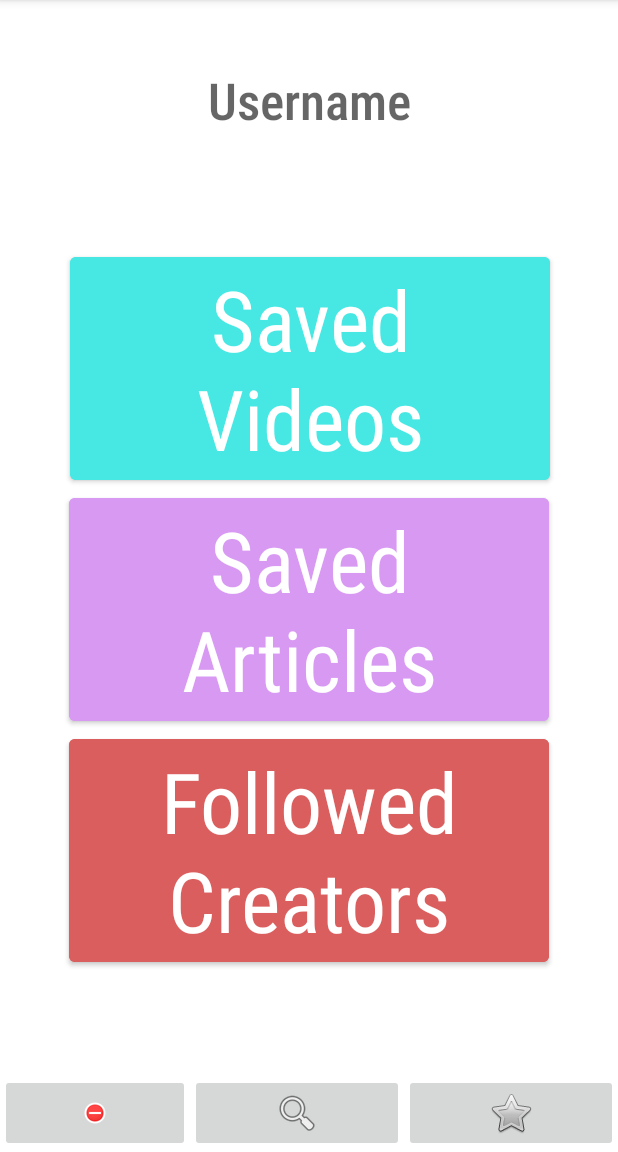
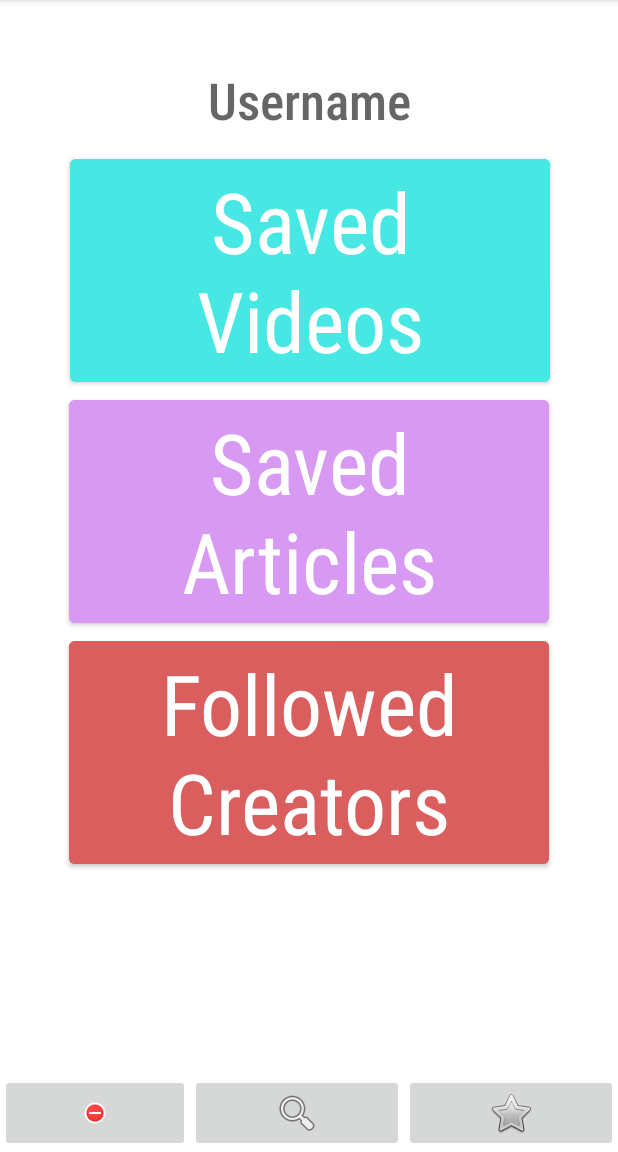
Before and after one commit to kedcs22/HairCareApp, an Android app: the UserProfile screen opened directly, with no data from a screen before it, on a phone screen of 412 x 824 dp, the part 84-1236 px from its top. Run offline under Robolectric (Android 15) with nearby library versions, the phone set to English and light mode, and no system bars.

Commit message:
Added User Profile Page View

```diff
--- a/app/src/main/java/com/example/haircareapp/UserProfile.java
+++ b/app/src/main/java/com/example/haircareapp/UserProfile.java
@@ -31,9 +31,9 @@ public class UserProfile extends AppCompatActivity {
         initHomePage();
         initChatBot();
 
-        savedVideos = (Button) findViewById(R.id.button);
-        savedArticles = findViewById(R.id.button2);
-        followedCreators = findViewById(R.id.button3);
+        savedVideos = findViewById(R.id.savedVideos);
+        savedArticles = findViewById(R.id.savedArticles);
+        followedCreators = findViewById(R.id.followedCreators);
 
         initSavedArticles();
         initSavedVideos();
@@ -43,9 +43,9 @@ public class UserProfile extends AppCompatActivity {
 
 
     private void initSavedArticles () {
-        homePage.setOnClickListener(new View.OnClickListener() {
+        savedArticles.setOnClickListener(new View.OnClickListener() {
             public void onClick(View view) {
-                Intent intent = new Intent(UserProfile.this, SavedVideos.class);
+                Intent intent = new Intent(UserProfile.this, SavedArticles.class);
                 intent.setFlags(Intent.FLAG_ACTIVITY_CLEAR_TOP);
                 startActivity(intent);
             }
@@ -53,7 +53,7 @@ public class UserProfile extends AppCompatActivity {
     }
 
     private void initSavedVideos () {
-        homePage.setOnClickListener(new View.OnClickListener() {
+        savedVideos.setOnClickListener(new View.OnClickListener() {
             public void onClick(View view) {
                 Intent intent = new Intent(UserProfile.this, SavedVideos.class);
                 intent.setFlags(Intent.FLAG_ACTIVITY_CLEAR_TOP);
@@ -63,7 +63,7 @@ public class UserProfile extends AppCompatActivity {
     }
 
     private void initFollowedCreators() {
-        homePage.setOnClickListener(new View.OnClickListener() {
+        followedCreators.setOnClickListener(new View.OnClickListener() {
             public void onClick(View view) {
                 Intent intent = new Intent(UserProfile.this, FollowedCreators.class);
                 intent.setFlags(Intent.FLAG_ACTIVITY_CLEAR_TOP);
--- a/app/src/main/res/layout/activity_user_profile.xml
+++ b/app/src/main/res/layout/activity_user_profile.xml
@@ -51,7 +51,7 @@
         app:layout_constraintTop_toTopOf="parent" />
 
     <Button
-        android:id="@+id/button3"
+        android:id="@+id/followedCreators"
         android:layout_width="wrap_content"
         android:layout_height="0dp"
         android:backgroundTint="#DA5E5E"
@@ -60,25 +60,25 @@
         android:textAppearance="@style/TextAppearance.AppCompat.Display3"
         app:layout_constraintEnd_toEndOf="parent"
         app:layout_constraintStart_toStartOf="parent"
-        app:layout_constraintTop_toBottomOf="@+id/button2" />
+        app:layout_constraintTop_toBottomOf="@+id/savedArticles" />
 
     <Button
-        android:id="@+id/button"
+        android:id="@+id/savedVideos"
         android:layout_width="wrap_content"
         android:layout_height="wrap_content"
-        android:layout_marginTop="165dp"
+        android:layout_marginTop="100dp"
         android:backgroundTint="#47E8E3"
         android:fontFamily="sans-serif-condensed"
         android:text="Saved Videos"
         android:textAppearance="@style/TextAppearance.AppCompat.Display3"
-        app:layout_constraintBottom_toTopOf="@+id/button2"
+        app:layout_constraintBottom_toTopOf="@+id/savedArticles"
         app:layout_constraintEnd_toEndOf="parent"
         app:layout_constraintHorizontal_bias="0.505"
         app:layout_constraintStart_toStartOf="parent"
         app:layout_constraintTop_toTopOf="parent" />
 
     <Button
-        android:id="@+id/button2"
+        android:id="@+id/savedArticles"
         android:layout_width="wrap_content"
         android:layout_height="wrap_content"
         android:backgroundTint="#D899F3"
@@ -87,7 +87,7 @@
         android:textAppearance="@style/TextAppearance.AppCompat.Display3"
         app:layout_constraintEnd_toEndOf="parent"
         app:layout_constraintStart_toStartOf="parent"
-        app:layout_constraintTop_toBottomOf="@+id/button" />
+        app:layout_constraintTop_toBottomOf="@+id/savedVideos" />
 
     <ImageView
         android:id="@+id/imageView"
```
Also changed, not shown: app/src/main/AndroidManifest.xml (+25 -0 lines), app/src/main/java/com/example/haircareapp/FollowedCreators.java (+47 -0 lines), app/src/main/java/com/example/haircareapp/SavedArticles.java (+45 -0 lines), app/src/main/java/com/example/haircareapp/SavedVideos.java (+45 -0 lines).
